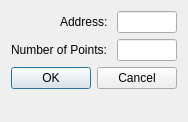
This is src/dialogs/dialogsetuppresetdata.ui in sanny32/OpenModSim as Qt 5 draws it before an edit. The edited form follows.
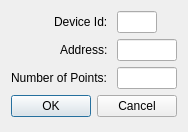
This is the edited form. Custom widgets are drawn as their Qt base class.

The edit to the form file:
```diff
--- a/src/dialogs/dialogsetuppresetdata.ui
+++ b/src/dialogs/dialogsetuppresetdata.ui
@@ -7,7 +7,7 @@
     <x>0</x>
     <y>0</y>
     <width>187</width>
-    <height>122</height>
+    <height>132</height>
    </rect>
   </property>
   <property name="windowTitle">
@@ -17,6 +17,29 @@
    <property name="labelAlignment">
     <set>Qt::AlignRight|Qt::AlignTrailing|Qt::AlignVCenter</set>
    </property>
+   <item row="0" column="0">
+    <widget class="QLabel" name="labelSlaveDevice">
+     <property name="text">
+      <string>Device Id: </string>
+     </property>
+    </widget>
+   </item>
+   <item row="0" column="1">
+    <widget class="NumericLineEdit" name="lineEditSlaveDevice">
+     <property name="sizePolicy">
+      <sizepolicy hsizetype="Fixed" vsizetype="Fixed">
+       <horstretch>0</horstretch>
+       <verstretch>0</verstretch>
+      </sizepolicy>
+     </property>
+     <property name="maximumSize">
+      <size>
+       <width>40</width>
+       <height>16777215</height>
+      </size>
+     </property>
+    </widget>
+   </item>
    <item row="1" column="0">
     <widget class="QLabel" name="labelAddress">
      <property name="text">
@@ -40,14 +63,14 @@
      </property>
     </widget>
    </item>
-   <item row="3" column="0">
+   <item row="2" column="0">
     <widget class="QLabel" name="labelNumberOfPoints">
      <property name="text">
       <string>Number of Points: </string>
      </property>
     </widget>
    </item>
-   <item row="3" column="1">
+   <item row="2" column="1">
     <widget class="NumericLineEdit" name="lineEditNumberOfPoints">
      <property name="sizePolicy">
       <sizepolicy hsizetype="Fixed" vsizetype="Fixed">
@@ -63,7 +86,7 @@
      </property>
     </widget>
    </item>
-   <item row="6" column="0" colspan="2">
+   <item row="3" column="0" colspan="2">
     <widget class="QDialogButtonBox" name="buttonBox">
      <property name="orientation">
       <enum>Qt::Horizontal</enum>
```
Left out of the diff: 6 changed lines with no effect on the pictures.
